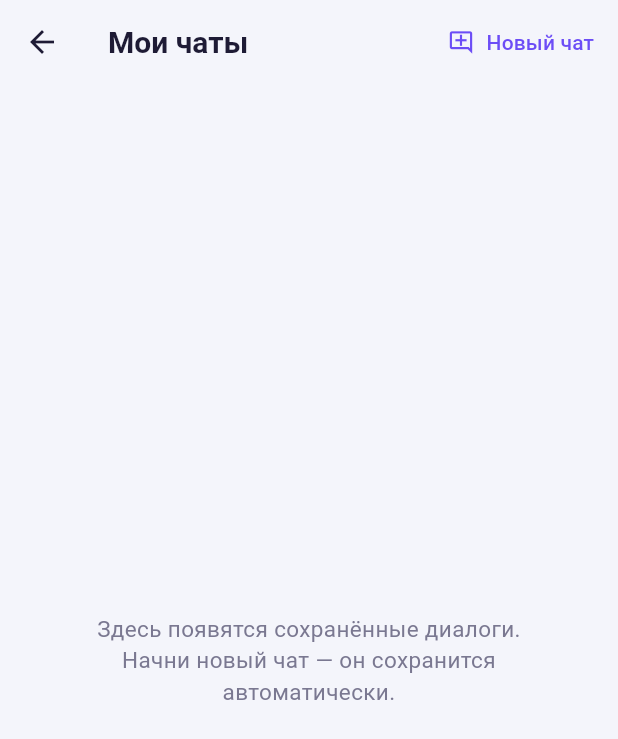
After one commit to arturklimcue-svg/Python-, a Flutter app: the AiChatScreen screen opened directly, after a tap on the "history" icon, on a phone screen of 412 x 824 dp. The commit adds this screen. Shown: the top 739 px of the screen. Run offline on Flutter 3.47's test engine with Material 3 defaults, Android fonts, the phone set to English and light mode, and no system bars; our stand-ins replace share_plus, shared_preferences; accounts and stored records are empty; network calls fail.

Commit message:
feat: чаты сохраняются в приложении и удаляются с сервера
- новые диалоги автоматически сохраняются (SharedPreferences): история +
  сессия opencode; открытый чат продолжается в той же сессии
- экран «Мои чаты»: новый чат / открыть / удалить
- удаление чата удаляет его сессию на сервере (DELETE /session/:id)
- если сессия протухла на сервере (404), при отправке заводится новая
  и диалог продолжается
- при смене адреса сервера старая сессия удаляется, чтобы не копились

```diff
--- /dev/null
+++ b/lib/screens/ai_chat_history_screen.dart
@@ -0,0 +1,158 @@
+import 'package:flutter/material.dart';
+
+import '../services/ai_chat_store.dart';
+import '../theme.dart';
+
+/// Результат выбора в истории чатов.
+class ChatHistoryChoice {
+  final SavedChat? open;
+  final bool newChat;
+
+  const ChatHistoryChoice._({this.open, this.newChat = false});
+
+  /// Открыть сохранённый чат.
+  const ChatHistoryChoice.open(SavedChat chat) : this._(open: chat);
+
+  /// Начать новый диалог.
+  const ChatHistoryChoice.newChat() : this._(newChat: true);
+}
+
+/// Список сохранённых диалогов: открыть или удалить (вместе с сессией на
+/// AI-сервере).
+class ChatHistoryScreen extends StatefulWidget {
+  final String? currentChatId;
+
+  /// Вызывается перед удалением чата из хранилища — например, чтобы удалить
+  /// сессию в opencode.
+  final Future<void> Function(SavedChat chat)? onDelete;
+
+  const ChatHistoryScreen({super.key, this.currentChatId, this.onDelete});
+
+  @override
+  State<ChatHistoryScreen> createState() => _ChatHistoryScreenState();
+}
+
+class _ChatHistoryScreenState extends State<ChatHistoryScreen> {
+  List<SavedChat> _chats = [];
+  bool _loading = true;
+
+  @override
+  void initState() {
+    super.initState();
+    _reload();
+  }
+
+  Future<void> _reload() async {
+    final chats = await AiChatStore.load();
+    if (!mounted) return;
+    setState(() {
+      _chats = chats;
+      _loading = false;
+    });
+  }
+
+  Future<void> _confirmDelete(SavedChat chat) async {
+    final accept = await showDialog<bool>(
+      context: context,
+      builder: (ctx) => AlertDialog(
+        title: const Text('Удалить чат?'),
+        content: const Text(
+          'Диалог будет удалён из приложения и с AI-сервера.',
+        ),
+        actions: [
+          TextButton(
+            onPressed: () => Navigator.of(ctx).pop(false),
+            child: const Text('Отмена'),
+          ),
+          FilledButton(
+            onPressed: () => Navigator.of(ctx).pop(true),
+            child: const Text('Удалить'),
+          ),
+        ],
+      ),
+    );
+    if (accept != true || !mounted) return;
+
+    await widget.onDelete?.call(chat);
+    final rest = (await AiChatStore.load())
+        .where((c) => c.id != chat.id)
+        .toList();
+    await AiChatStore.save(rest);
+    if (mounted) _reload();
+  }
+
+  @override
+  Widget build(BuildContext context) {
+    return Scaffold(
+      appBar: AppBar(
+        title: const Text('Мои чаты'),
+        actions: [
+          TextButton.icon(
+            onPressed: () => Navigator.of(
+              context,
+            ).pop(const ChatHistoryChoice.newChat()),
+            icon: const Icon(Icons.add_comment_outlined),
+            label: const Text('Новый чат'),
+          ),
+        ],
+      ),
+      body: _loading
+          ? const Center(child: CircularProgressIndicator())
+          : _chats.isEmpty
+          ? Center(
+              child: Padding(
+                padding: const EdgeInsets.all(24),
+                child: Text(
+                  'Здесь появятся сохранённые диалоги.\n'
+                  'Начни новый чат — он сохранится автоматически.',
+                  textAlign: TextAlign.center,
+                  style: const TextStyle(
+                    fontSize: 15,
+                    color: AppColors.textMuted,
+                  ),
+                ),
+              ),
+            )
+          : ListView.separated(
+              itemCount: _chats.length,
+              separatorBuilder: (_, __) => const Divider(height: 1),
+              itemBuilder: (context, i) {
+                final chat = _chats[i];
+                final isCurrent = chat.id == widget.currentChatId;
+                return ListTile(
+                  leading: Icon(
+                    isCurrent ? Icons.chat_bubble : Icons.forum_outlined,
+                    color: isCurrent ? AppColors.primary : null,
+                  ),
+                  title: Text(
+                    chat.title,
+                    maxLines: 1,
+                    overflow: TextOverflow.ellipsis,
+                  ),
+                  subtitle: Text(
+                    '${chat.messages.length} сообщ. • '
+                    '${_lastTouched(chat.updatedAt)}',
+                    style: const TextStyle(fontSize: 12.5),
+                  ),
+                  trailing: IconButton(
+                    tooltip: 'Удалить',
+                    icon: const Icon(
+                      Icons.delete_outline,
+                      color: AppColors.danger,
+                    ),
+                    onPressed: () => _confirmDelete(chat),
+                  ),
+                  onTap: () =>
+                      Navigator.of(context).pop(ChatHistoryChoice.open(chat)),
+                );
+              },
+            ),
+    );
+  }
+
+  String _lastTouched(DateTime d) {
+    String two(int v) => v.toString().padLeft(2, '0');
+    return '${two(d.day)}.${two(d.month)}.${d.year} '
+        '${two(d.hour)}:${two(d.minute)}';
+  }
+}
--- a/lib/screens/ai_chat_screen.dart
+++ b/lib/screens/ai_chat_screen.dart
@@ -3,10 +3,12 @@ import 'dart:async';
 import 'package:flutter/material.dart';
 import 'package:flutter/services.dart';
 
+import '../services/ai_chat_store.dart';
 import '../services/ai_settings.dart';
 import '../services/chat_controller.dart';
 import '../services/opencode_server.dart';
 import '../theme.dart';
+import 'ai_chat_history_screen.dart';
 
 class AiChatScreen extends StatefulWidget {
   final int currentModule;
@@ -36,6 +38,14 @@ class _AiChatScreenState extends State<AiChatScreen> {
   AiServerStatus _status = AiServerStatus.checking;
   bool _autoSent = false;
 
+  /// id текущего сохранённого чата (null — новый, ещё не сохранён).
+  String? _chatId;
+
+  /// Сессия opencode текущего чата на сервере.
+  String? _sessionId;
+
+  Timer? _persistTimer;
+
   @override
   void initState() {
     super.initState();
@@ -50,23 +60,39 @@ class _AiChatScreenState extends State<AiChatScreen> {
     WidgetsBinding.instance.addPostFrameCallback((_) => _scrollToBottom());
   }
 
-  void _startChat() {
-    _chat?.dispose();
+  /// Создаёт контроллер чата и подключает сохранение/обновление.
+  ChatController _createChat() {
     final chat = ChatController(
       server: OpenCodeServer(
         baseUrl: _settings.baseUrl,
         agent: _settings.agent,
       ),
+      initialSessionId: _sessionId,
     );
-    chat.onUpdate = () {
-      if (mounted) {
-        setState(() {});
-        _scrollToBottom();
-      }
+    chat.onSessionCreated = (id) {
+      _sessionId = id;
+      _persistCurrentChat();
     };
+    chat.onSessionReplaced = () {
+      _sessionId = null;
+    };
+    chat.onUpdate = _handleUpdate;
+    return chat;
+  }
+
+  void _handleUpdate() {
+    if (mounted) {
+      setState(() {});
+      _scrollToBottom();
+      _schedulePersist();
+    }
+  }
+
+  void _startChat() {
+    _chat?.dispose();
+    final chat = _createChat();
     _chat = chat;
     setState(() => _status = AiServerStatus.checking);
-    chat.start();
     chat.resolveAgents();
     _refreshStatus();
     if (widget.initialContext != null && !_autoSent) {
@@ -76,6 +102,110 @@ class _AiChatScreenState extends State<AiChatScreen> {
           chat.send(_contextMessage(widget.initialContext!));
         }
       });
+    }
+  }
+
+  /// Открывает сохранённый диалог: восстанавливаем сообщения и сессию,
+  /// чтобы продолжить разговор на сервере (а не заводить новый).
+  void _loadChat(SavedChat saved) {
+    _autoSent = true;
+    _chatId = saved.id;
+    _sessionId = saved.sessionId;
+    final chat = _createChat();
+    chat.transcript.messages.addAll(
+      saved.messages.map(
+        (m) => ChatMessage(role: m.role, text: m.text, timestamp: m.timestamp),
+      ),
+    );
+    _chat?.dispose();
+    _chat = chat;
+    setState(() => _status = AiServerStatus.checking);
+    chat.resolveAgents();
+    _refreshStatus();
+  }
+
+  void _newChat() {
+    _chatId = null;
+    _sessionId = null;
+    _autoSent = false;
+    _startChat();
+  }
+
+  /// Сохраняет текущий диалог в хранилище (создаёт или обновляет).
+  Future<void> _persistCurrentChat() async {
+    final chat = _chat;
+    if (chat == null || chat.transcript.messages.isEmpty) return;
+    final existing = await AiChatStore.load();
+    final id = _chatId ?? AiChatStore.newId();
+    _chatId = id;
+    final prev = existing.where((c) => c.id == id).toList();
+    final saved = SavedChat(
+      id: id,
+      sessionId: chat.sessionId,
+      title: SavedChat.makeTitle(chat.transcript.messages),
+      agent: _settings.agent,
+      createdAt: prev.isEmpty ? DateTime.now() : prev.first.createdAt,
+      updatedAt: DateTime.now(),
+      messages: chat.transcript.messages
+          .map(
+            (m) =>
+                ChatMessage(role: m.role, text: m.text, timestamp: m.timestamp),
+          )
+          .toList(),
+    );
+    final rest = existing.where((c) => c.id != id).toList()..add(saved);
+    await AiChatStore.save(rest);
+  }
+
+  void _schedulePersist() {
+    _persistTimer?.cancel();
+    _persistTimer = Timer(const Duration(milliseconds: 700), () {
+      if (mounted) _persistCurrentChat();
+    });
+  }
+
+  /// Удаляет сессию в opencode перед удалением чата из хранилища.
+  Future<void> _deleteChat(SavedChat chat) async {
+    final chatChat = _chat;
+    if (chat.id == _chatId && chatChat != null) {
+      await chatChat.removeSession();
+      return;
+    }
+    final sid = chat.sessionId;
+    if (sid == null) return;
+    final server = OpenCodeServer(baseUrl: _settings.baseUrl, agent: chat.agent);
+    try {
+      await server.deleteSession(sid);
+    } finally {
+      server.dispose();
+    }
+  }
+
+  Future<void> _openHistory() async {
+    await _persistCurrentChat();
+    if (!mounted) return;
+    final choice = await Navigator.of(context).push<ChatHistoryChoice>(
+      MaterialPageRoute(
+        builder: (_) => ChatHistoryScreen(
+          currentChatId: _chatId,
+          onDelete: _deleteChat,
+        ),
+      ),
+    );
+    if (!mounted) return;
+    if (choice != null) {
+      if (choice.newChat) {
+        _newChat();
+      } else if (choice.open != null) {
+        _loadChat(choice.open!);
+      }
+    } else {
+      // Вернулись назад. Если текущий чат удалили из истории — начинаем новый.
+      final currentId = _chatId;
+      if (currentId != null) {
+        final exists = (await AiChatStore.load()).any((c) => c.id == currentId);
+        if (!exists) _newChat();
+      }
     }
   }
 
@@ -181,6 +311,7 @@ class _AiChatScreenState extends State<AiChatScreen> {
               const SizedBox(height: 16),
               FilledButton(
                 onPressed: () async {
+                  final oldBaseUrl = _settings.baseUrl;
                   _settings = _settings.copyWith(
                     baseUrl: urlCtrl.text.trim().isEmpty
                         ? OpenCodeServer.defaultBaseUrl
@@ -188,6 +319,13 @@ class _AiChatScreenState extends State<AiChatScreen> {
                     agent: agentCtrl.text.trim().isEmpty ? 'tutor' : agentCtrl.text.trim(),
                   );
                   await _settings.save();
+                  await _persistCurrentChat();
+                  if (oldBaseUrl != _settings.baseUrl) {
+                    // Сервер сменился — старая сессия больше не нужна.
+                    final oldChat = _chat;
+                    _sessionId = null;
+                    await oldChat?.removeSession();
+                  }
                   if (ctx.mounted) Navigator.of(ctx).pop();
                   _startChat();
                 },
@@ -202,6 +340,8 @@ class _AiChatScreenState extends State<AiChatScreen> {
 
   @override
   void dispose() {
+    _persistTimer?.cancel();
+    _persistCurrentChat();
     _chat?.dispose();
     _controller.dispose();
     _scrollController.dispose();
@@ -235,6 +375,14 @@ class _AiChatScreenState extends State<AiChatScreen> {
           ],
         ),
         actions: [
+          Padding(
+            padding: const EdgeInsets.only(right: 4),
+            child: IconButton(
+              tooltip: 'Мои чаты',
+              onPressed: _openHistory,
+              icon: const Icon(Icons.history),
+            ),
+          ),
           Padding(
             padding: const EdgeInsets.only(right: 4),
             child: IconButton(
--- /dev/null
+++ b/lib/services/ai_chat_store.dart
@@ -0,0 +1,116 @@
+import 'dart:convert';
+import 'dart:math';
+
+import 'package:shared_preferences/shared_preferences.dart';
+
+import 'chat_controller.dart';
+
+/// Сохранённый диалог с AI-ассистентом. Вместе с сообщениями хранит сессию
+/// opencode, чтобы продолжить разговор, а не плодить новые сессии на сервере.
+class SavedChat {
+  const SavedChat({
+    required this.id,
+    required this.title,
+    required this.agent,
+    required this.createdAt,
+    required this.updatedAt,
+    this.sessionId,
+    this.messages = const [],
+  });
+
+  final String id;
+
+  /// Сессия opencode на сервере (может отсутствовать, если сервер не создал её
+  /// из-за недоступности).
+  final String? sessionId;
+  final String title;
+  final String agent;
+  final DateTime createdAt;
+  final DateTime updatedAt;
+  final List<ChatMessage> messages;
+
+  /// Короткое название чата: первый вопрос пользователя или дата.
+  static String makeTitle(List<ChatMessage> messages) {
+    final users = messages.where((m) => m.role == 'user').toList();
+    final first = users.isEmpty ? '' : users.first.text.trim();
+    if (first.isNotEmpty) {
+      return first.length > 40 ? '${first.substring(0, 40)}…' : first;
+    }
+    return 'Чат от ${formatDate(DateTime.now())}';
+  }
+
+  static String formatDate(DateTime d) {
+    String two(int v) => v.toString().padLeft(2, '0');
+    return '${two(d.day)}.${two(d.month)} ${two(d.hour)}:${two(d.minute)}';
+  }
+
+  Map<String, dynamic> toJson() => {
+    'id': id,
+    'sessionId': sessionId,
+    'title': title,
+    'agent': agent,
+    'createdAt': createdAt.toIso8601String(),
+    'updatedAt': updatedAt.toIso8601String(),
+    'messages': messages.map((m) => m.toJson()).toList(),
+  };
+
+  static SavedChat fromJson(Map<String, dynamic> json) {
+    final raw = (json['messages'] as List?) ?? const [];
+    return SavedChat(
+      id: json['id'] as String? ?? '',
+      sessionId: json['sessionId'] as String?,
+      title: (json['title'] as String?) ?? 'Чат',
+      agent: (json['agent'] as String?) ?? 'tutor',
+      createdAt:
+          DateTime.tryParse((json['createdAt'] as String?) ?? '') ??
+          DateTime.fromMillisecondsSinceEpoch(0),
+      updatedAt: DateTime.tryParse((json['updatedAt'] as String?) ?? '') ??
+          DateTime.now(),
+      messages: raw.map((e) => ChatMessage.fromJson(Map<String, dynamic>.from(e as Map))).toList(),
+    );
+  }
+}
+
+/// Хранилище сохранённых диалогов. Как `AiSettings` — SharedPreferences,
+/// все операции безопасны и не ломают приложение при сбое.
+class AiChatStore {
+  AiChatStore._();
+
+  static const String _key = 'ai_chats_v1';
+
+  /// Все сохранённые чаты, самые свежие — первыми.
+  static Future<List<SavedChat>> load() async {
+    try {
+      final prefs = await SharedPreferences.getInstance();
+      final raw = prefs.getString(_key);
+      if (raw == null || raw.isEmpty) return const [];
+      final decoded = jsonDecode(raw);
+      if (decoded is! List) return const [];
+      final chats = decoded
+          .whereType<Map>()
+          .map((e) => SavedChat.fromJson(Map<String, dynamic>.from(e)))
+          .toList();
+      chats.sort((a, b) => b.updatedAt.compareTo(a.updatedAt));
+      return chats;
+    } catch (_) {
+      return const [];
+    }
+  }
+
+  static Future<void> save(List<SavedChat> chats) async {
+    try {
+      final prefs = await SharedPreferences.getInstance();
+      await prefs.setString(
+        _key,
+        jsonEncode(chats.map((c) => c.toJson()).toList()),
+      );
+    } catch (_) {
+      // Не сохранилось — чаты останутся в памяти текущей сессии.
+    }
+  }
+
+  static String newId() {
+    final rnd = Random().nextInt(1 << 30);
+    return 'chat-${DateTime.now().microsecondsSinceEpoch}-$rnd';
+  }
+}
```
Also changed, not shown: lib/services/chat_controller.dart (+67 -2 lines), lib/services/opencode_server.dart (+14 -0 lines), 2 other files.
